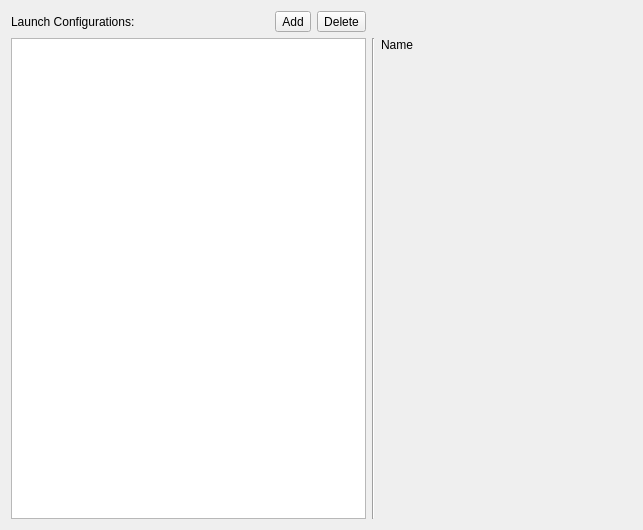
The window that shell/launchconfigurationdialog.ui (KDE/kdevelop) describes before a commit, drawn with Qt 5.
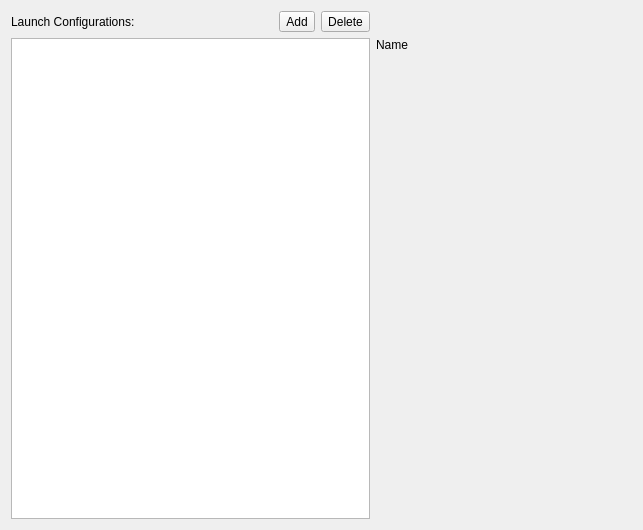
The same window after the commit.

Commit message: Kill triple margin and redundant vertical line

```diff
--- a/shell/launchconfigurationdialog.ui
+++ b/shell/launchconfigurationdialog.ui
@@ -55,14 +55,7 @@
      </property>
     </widget>
    </item>
-   <item row="1" column="4" rowspan="2">
-    <widget class="Line" name="line">
-     <property name="orientation">
-      <enum>Qt::Vertical</enum>
-     </property>
-    </widget>
-   </item>
-   <item row="1" column="5">
+   <item row="1" column="4">
     <widget class="QLabel" name="configName">
      <property name="lineWidth">
       <number>1</number>
@@ -72,7 +65,7 @@
      </property>
     </widget>
    </item>
-   <item row="2" column="5">
+   <item row="2" column="4">
     <widget class="QStackedWidget" name="stack">
      <property name="sizePolicy">
       <sizepolicy hsizetype="Expanding" vsizetype="Expanding">
```
Left out of the diff: 14 changed lines with no effect on the pictures. The commit also changes 1 other file.
